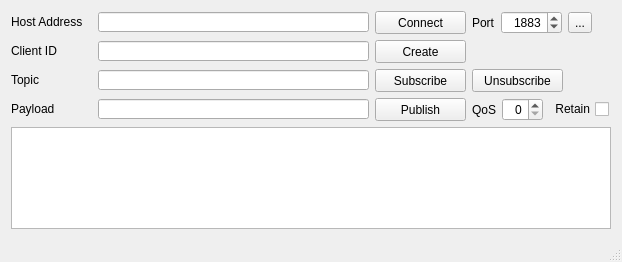
Old version of the form mainwindow.ui in the repository hyo0913/MQTT-Client-using-qmqtt.
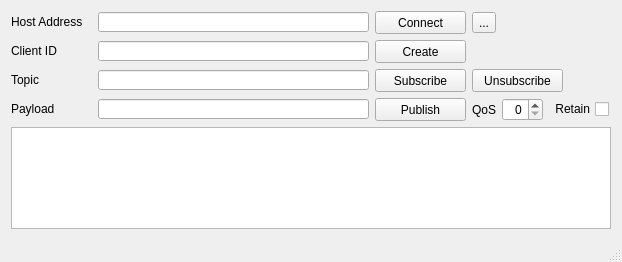
New version of the form.

Diff of the .ui file:
```diff
--- a/mainwindow.ui
+++ b/mainwindow.ui
@@ -22,7 +22,7 @@
   <widget class="QWidget" name="centralWidget">
    <layout class="QVBoxLayout" name="verticalLayout" stretch="0,0,0,0,0,1">
     <item>
-     <layout class="QHBoxLayout" name="horizontalLayout" stretch="0,0,0,0,0,0,1">
+     <layout class="QHBoxLayout" name="horizontalLayout" stretch="0,0,0,0,1">
       <item>
        <widget class="QLabel" name="labelHostAddress">
         <property name="minimumSize">
@@ -86,29 +86,6 @@
         </property>
        </widget>
       </item>
-      <item>
-       <widget class="QLabel" name="label">
-        <property name="text">
-         <string>Port</string>
-        </property>
-       </widget>
-      </item>
-      <item>
-       <widget class="QSpinBox" name="spinBoxPort">
-        <property name="alignment">
-         <set>Qt::AlignRight|Qt::AlignTrailing|Qt::AlignVCenter</set>
-        </property>
-        <property name="minimum">
-         <number>1</number>
-        </property>
-        <property name="maximum">
-         <number>65535</number>
-        </property>
-        <property name="value">
-         <number>1883</number>
-        </property>
-       </widget>
-      </item>
       <item>
        <widget class="QToolButton" name="toolButtonConnectOption">
         <property name="text">
```
